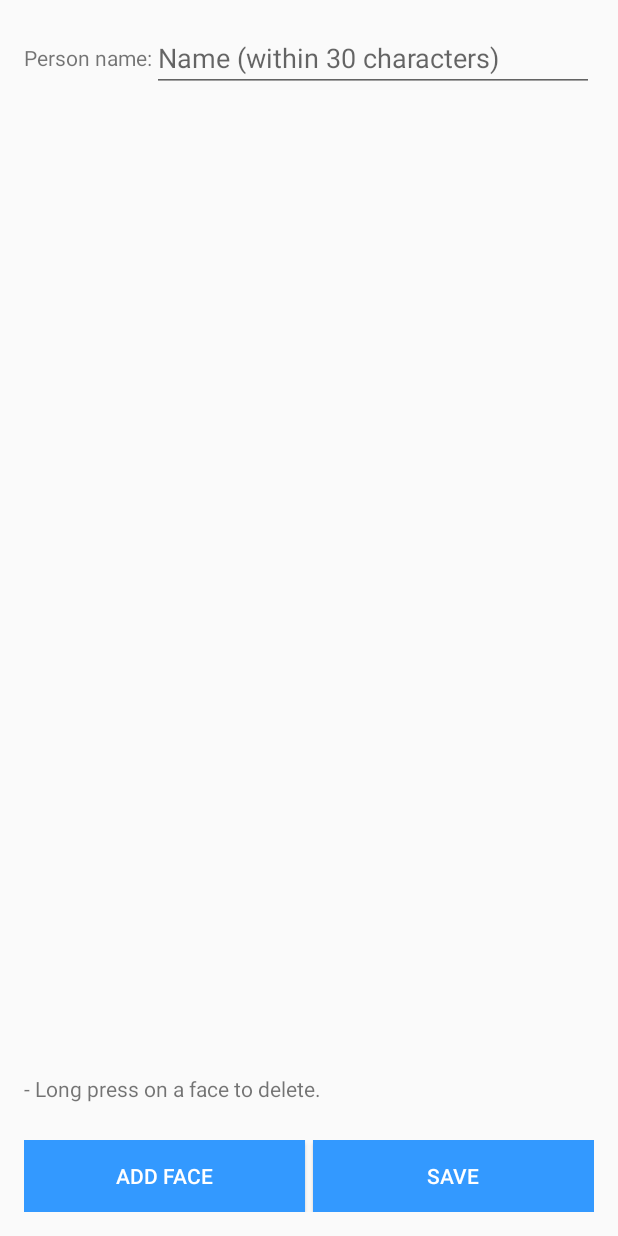
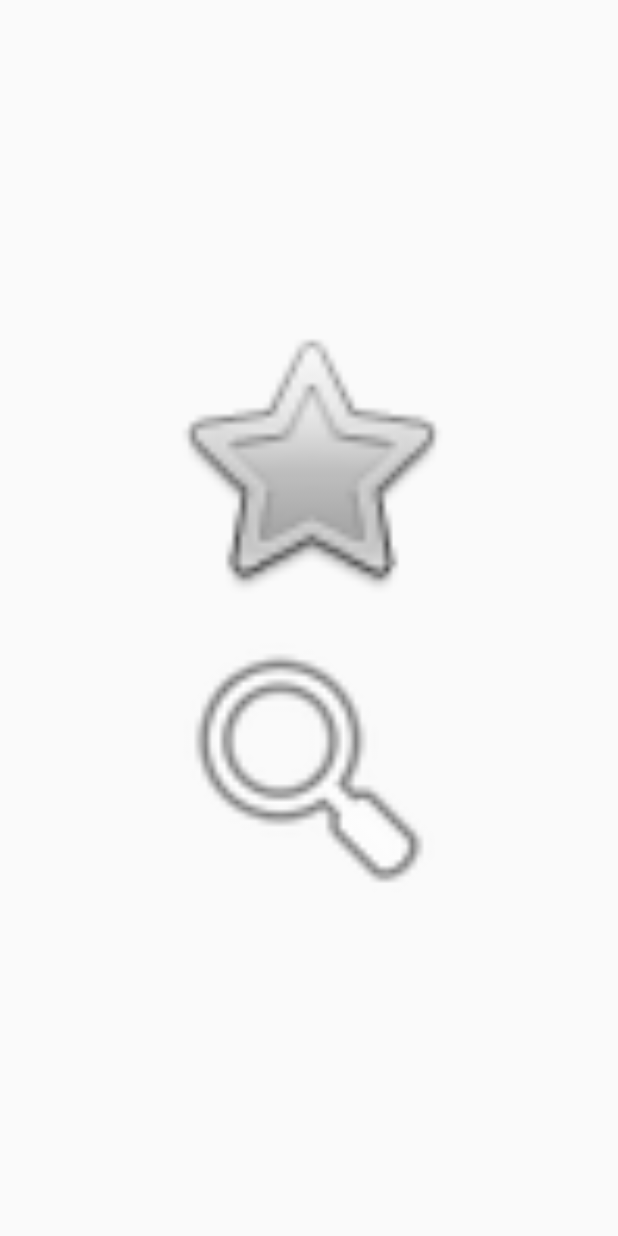
Before and after one commit to LilyMG/SimilarFace, an Android app: the layout activity_person.xml on its own in the app's theme, with its tools: preview values and no code run, on a phone screen of 412 x 824 dp. Run offline under Robolectric (Android 15) with nearby library versions, the phone set to English and light mode, and no system bars.

Commit message:
profileActivity

```diff
--- a/app/src/main/AndroidManifest.xml
+++ b/app/src/main/AndroidManifest.xml
@@ -37,6 +37,10 @@
             android:label="@string/select_an_image"
             android:screenOrientation="portrait" />
         <activity
+            android:name=".ui.PersonaLInfoActivity"
+            android:label="@string/select_an_image"
+            android:screenOrientation="portrait" />
+        <activity
             android:name=".log.FindSimilarFaceLogActivity"
             android:label="@string/find_similar_face_log"
             android:parentActivityName=".ui.FindSimilarFaceActivity"
--- a/app/src/main/java/com/microsoft/projectoxford/face/samples/ui/MainActivity.java
+++ b/app/src/main/java/com/microsoft/projectoxford/face/samples/ui/MainActivity.java
@@ -99,10 +99,10 @@ public class MainActivity extends AppCompatActivity {
                     } else {
                         imageUri = data.getData();
                     }
-                    Intent intent = new Intent();
+                    Intent intent = new Intent(this, PersonaLInfoActivity.class);
                     intent.setData(imageUri);
-//                    setResult(RESULT_OK, intent);
-//                    finish();
+                    setResult(RESULT_OK, intent);
+                    startActivity(intent);
                 }
                 break;
             default:
--- /dev/null
+++ b/app/src/main/java/com/microsoft/projectoxford/face/samples/ui/PersonaLInfoActivity.java
@@ -0,0 +1,103 @@
+//
+// Copyright (c) Microsoft. All rights reserved.
+// Licensed under the MIT license.
+//
+// Microsoft Cognitive Services (formerly Project Oxford): https://www.microsoft.com/cognitive-services
+//
+// Microsoft Cognitive Services (formerly Project Oxford) GitHub:
+// https://github.com/Microsoft/Cognitive-Face-Android
+//
+// Copyright (c) Microsoft Corporation
+// All rights reserved.
+//
+// MIT License:
+// Permission is hereby granted, free of charge, to any person obtaining
+// a copy of this software and associated documentation files (the
+// "Software"), to deal in the Software without restriction, including
+// without limitation the rights to use, copy, modify, merge, publish,
+// distribute, sublicense, and/or sell copies of the Software, and to
+// permit persons to whom the Software is furnished to do so, subject to
+// the following conditions:
+//
+// The above copyright notice and this permission notice shall be
+// included in all copies or substantial portions of the Software.
+//
+// THE SOFTWARE IS PROVIDED ""AS IS"", WITHOUT WARRANTY OF ANY KIND,
+// EXPRESS OR IMPLIED, INCLUDING BUT NOT LIMITED TO THE WARRANTIES OF
+// MERCHANTABILITY, FITNESS FOR A PARTICULAR PURPOSE AND
+// NONINFRINGEMENT. IN NO EVENT SHALL THE AUTHORS OR COPYRIGHT HOLDERS BE
+// LIABLE FOR ANY CLAIM, DAMAGES OR OTHER LIABILITY, WHETHER IN AN ACTION
+// OF CONTRACT, TORT OR OTHERWISE, ARISING FROM, OUT OF OR IN CONNECTION
+// WITH THE SOFTWARE OR THE USE OR OTHER DEALINGS IN THE SOFTWARE.
+//
+package com.microsoft.projectoxford.face.samples.ui;
+
+import android.app.ProgressDialog;
+import android.content.Context;
+import android.content.Intent;
+import android.graphics.Bitmap;
+import android.graphics.BitmapFactory;
+import android.os.AsyncTask;
+import android.os.Bundle;
+import android.support.v7.app.AppCompatActivity;
+import android.view.LayoutInflater;
+import android.view.View;
+import android.view.ViewGroup;
+import android.widget.AdapterView;
+import android.widget.BaseAdapter;
+import android.widget.Button;
+import android.widget.GridView;
+import android.widget.ImageView;
+import android.widget.ListView;
+import android.widget.TextView;
+
+import com.microsoft.projectoxford.face.FaceServiceClient;
+import com.microsoft.projectoxford.face.contract.Face;
+import com.microsoft.projectoxford.face.contract.SimilarFace;
+import com.microsoft.projectoxford.face.samples.R;
+import com.microsoft.projectoxford.face.samples.helper.ImageHelper;
+import com.microsoft.projectoxford.face.samples.helper.LogHelper;
+import com.microsoft.projectoxford.face.samples.helper.SampleApp;
+import com.microsoft.projectoxford.face.samples.log.FindSimilarFaceLogActivity;
+
+import java.io.ByteArrayInputStream;
+import java.io.ByteArrayOutputStream;
+import java.io.File;
+import java.io.IOException;
+import java.io.InputStream;
+import java.util.ArrayList;
+import java.util.Arrays;
+import java.util.HashMap;
+import java.util.List;
+import java.util.Map;
+import java.util.UUID;
+
+
+public class PersonaLInfoActivity extends AppCompatActivity {
+
+private Intent intent;
+    @Override
+    protected void onCreate(Bundle savedInstanceState) {
+        super.onCreate(savedInstanceState);
+        setContentView(R.layout.activity_person);
+        intent = getIntent();
+        setImageToProfile();
+
+    }
+
+    private void setImageToProfile() {
+
+        Bitmap mBitmap = ImageHelper.loadSizeLimitedBitmapFromUri(intent.getData(), getContentResolver());
+
+        ImageView myImage = (ImageView) findViewById(R.id.person_name_view);
+
+        myImage.setImageBitmap(mBitmap);
+
+    }
+
+    public void startSearch(View view) {
+        Intent activityIntent = new Intent(this, FindSimilarFaceActivity.class);
+        activityIntent.setData(intent.getData());
+        startActivity(activityIntent);
+    }
+}
--- a/app/src/main/res/layout/activity_person.xml
+++ b/app/src/main/res/layout/activity_person.xml
@@ -1,100 +1,30 @@
 <!-- Copyright (c) Microsoft. All rights reserved. -->
 
-<RelativeLayout xmlns:android="http://schemas.android.com/apk/res/android"
-    xmlns:tools="http://schemas.android.com/tools" android:layout_width="match_parent"
+<LinearLayout xmlns:android="http://schemas.android.com/apk/res/android"
+    android:layout_width="match_parent"
     android:layout_height="match_parent" android:paddingLeft="@dimen/activity_horizontal_margin"
     android:paddingRight="@dimen/activity_horizontal_margin"
+    android:orientation="vertical"
     android:paddingTop="@dimen/activity_vertical_margin"
     android:paddingBottom="@dimen/activity_vertical_margin"
+    android:gravity="center"
     android:focusable="true"
-    android:focusableInTouchMode="true"
-    tools:context="com.microsoft.projectoxford.face.samples.persongroupmanagement.PersonActivity">
+    android:focusableInTouchMode="true">
 
-    <RelativeLayout
+    <ImageView
+        android:src="@android:drawable/btn_star"
         android:id="@+id/person_name_view"
-        android:layout_width="match_parent"
-        android:layout_height="wrap_content"
-        android:layout_alignParentTop="true"
-        android:layout_marginBottom="@dimen/view_margin">
+        android:layout_width="200dp"
+        android:layout_height="200dp"
+        android:layout_marginBottom="@dimen/view_margin"/>
 
-        <TextView
-            android:id="@+id/person_name"
-            android:layout_width="wrap_content"
-            android:layout_height="wrap_content"
-            android:layout_alignParentLeft="true"
-            android:layout_alignParentStart="true"
-            android:layout_centerVertical="true"
-            android:text="@string/person_name" />
 
-        <EditText
-            android:id="@+id/edit_person_name"
-            android:layout_width="match_parent"
-            android:layout_height="wrap_content"
-            android:layout_toRightOf="@id/person_name"
-            android:layout_toEndOf="@id/person_name"
-            android:singleLine="true"
-            android:maxLength="30"
-            android:hint="@string/type_in_person_name_tip" />
+    <ImageView
+        android:onClick="startSearch"
+        android:src="@android:drawable/ic_menu_search"
+        android:id="@+id/start_scanning"
+        android:layout_width="200dp"
+        android:layout_height="200dp"
+        android:layout_marginBottom="@dimen/view_margin"/>
 
-    </RelativeLayout>
-
-    <TextView
-        android:id="@+id/person_tip"
-        android:layout_width="wrap_content"
-        android:layout_height="wrap_content"
-        android:layout_alignParentLeft="true"
-        android:layout_alignParentStart="true"
-        android:layout_above="@id/info"
-        android:layout_marginBottom="@dimen/view_margin"
-        android:text="@string/person_tip" />
-
-    <GridView
-        android:id="@+id/gridView_faces"
-        android:layout_width="match_parent"
-        android:layout_height="match_parent"
-        android:layout_below="@id/person_name_view"
-        android:layout_above="@id/person_tip"
-        android:numColumns="3"
-        android:verticalSpacing="@dimen/view_margin"
-        android:horizontalSpacing="@dimen/view_margin"
-        android:layout_marginBottom="@dimen/view_margin"
-        android:gravity="center" />
-
-    <TextView
-        android:id="@id/info"
-        android:layout_width="wrap_content"
-        android:layout_height="wrap_content"
-        android:layout_centerHorizontal="true"
-        android:layout_above="@id/button_bar"
-        android:layout_gravity="center" />
-
-    <LinearLayout
-        android:id="@id/button_bar"
-        android:layout_width="match_parent"
-        android:layout_height="wrap_content"
-        android:layout_alignParentBottom="true"
-        android:orientation="horizontal" >
-
-        <Button
-            android:id="@+id/add_face"
-            android:layout_width="0dp"
-            android:layout_height="match_parent"
-            android:layout_weight="1"
-            android:layout_marginRight="@dimen/view_margin"
-            android:layout_marginEnd="@dimen/view_margin"
-            android:text="@string/add_face"
-            android:onClick="addFace"
-            style="@style/ButtonStyle" />
-
-        <Button
-            android:id="@id/done_and_save"
-            android:layout_width="0dp"
-            android:layout_height="match_parent"
-            android:layout_weight="1"
-            android:text="@string/done_and_save"
-            android:onClick="doneAndSave"
-            style="@style/ButtonStyle" />
-
-    </LinearLayout>
-
-</RelativeLayout>
+</LinearLayout>
```
